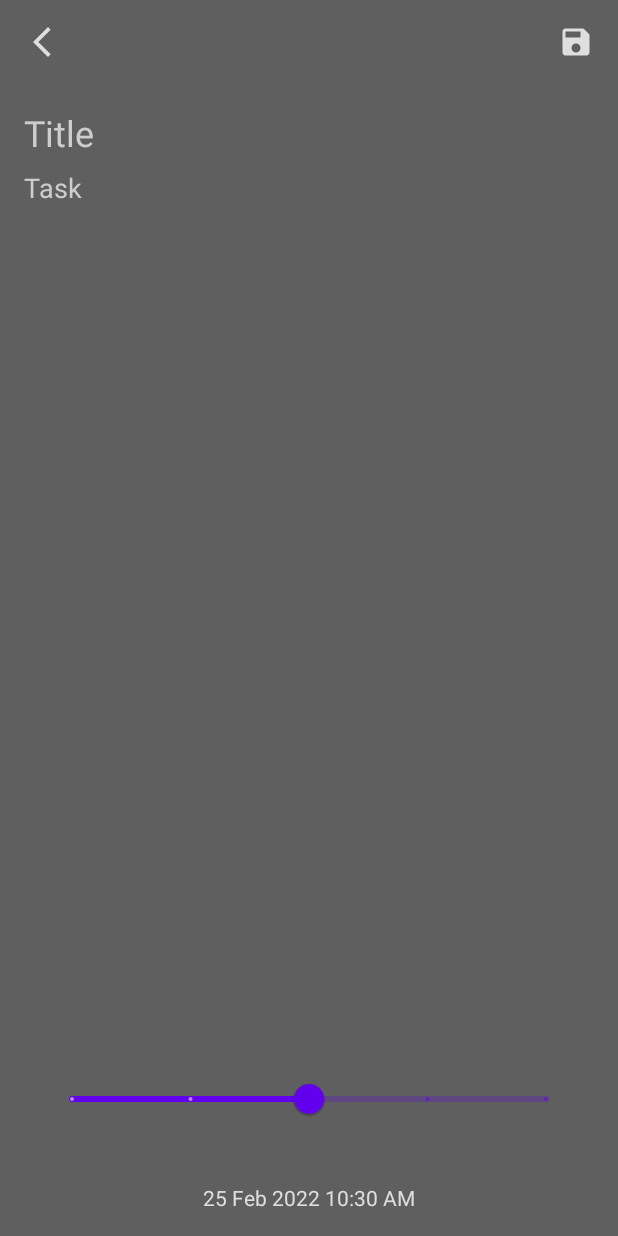
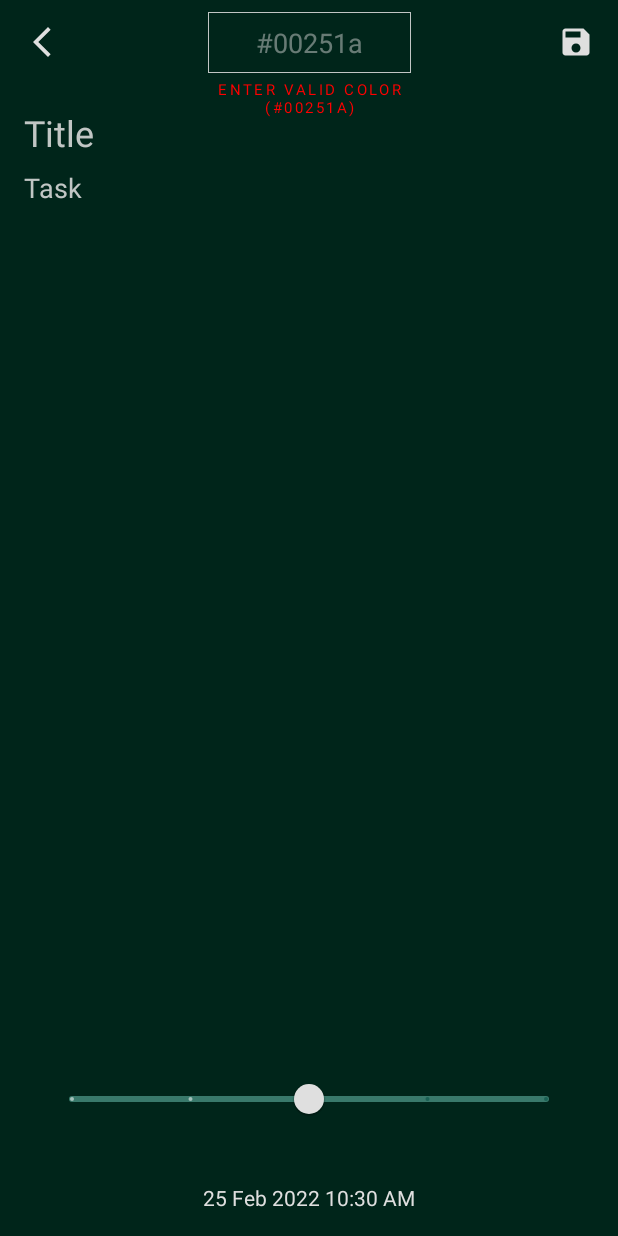
Before and after one commit to abhichauhan12/taskmanager, an Android app: the AddTask screen opened through its navigation route, after a tap on an icon or button, on a phone screen of 412 x 824 dp. Run offline under Robolectric (Android 15) with nearby library versions, the phone set to English and light mode, and no system bars; our stand-ins replace data binding.

Commit message:
color of task now can be user customised

```diff
--- a/app/src/main/java/com/example/taskmanager/ui/Task/TaskAdapter.kt
+++ b/app/src/main/java/com/example/taskmanager/ui/Task/TaskAdapter.kt
@@ -12,7 +12,7 @@ import com.example.taskmanager.databinding.ItemTaskBinding
 class TaskAdapter(
     private val inflater: LayoutInflater,
     private val onItemClick :(Task) -> Unit,
-    private val onCheckBoxClick:(Int) -> Unit
+    private val onItemSelected:(Int) -> Unit
 
 ) : ListAdapter<Task,TaskAdapter.TaskViewHolder >(DiffUtilCallback) {
 
@@ -34,12 +34,16 @@ class TaskAdapter(
         fun bind(task: Task) {
             binding.taskItems = task
             binding.executePendingBindings()
+
         }
 
         init {
             binding.itemContainer.setOnClickListener {
                 val task: Task = binding.taskItems!!
                 onItemClick(task)
+            }
+            binding.checkbox.setOnCheckedChangeListener { compoundButton, b ->
+                onItemSelected(binding.taskItems!!.id!!)
             }
         }
 
@@ -55,13 +59,7 @@ class TaskAdapter(
         holder.bind(task = task)
 
 
-        holder.binding.checkbox.apply {
-            setOnClickListener {
-                onCheckBoxClick(position)
-            }
-            isChecked = task.check
 
-        }
 
     }
 }
--- a/app/src/main/java/com/example/taskmanager/ui/Task/TaskFragmnet.kt
+++ b/app/src/main/java/com/example/taskmanager/ui/Task/TaskFragmnet.kt
@@ -8,11 +8,14 @@ import androidx.fragment.app.Fragment
 import androidx.lifecycle.ViewModelProvider
 import androidx.lifecycle.lifecycleScope
 import androidx.navigation.fragment.findNavController
+import androidx.recyclerview.widget.GridLayoutManager
 import androidx.recyclerview.widget.LinearLayoutManager
 import com.example.taskmanager.R
 import com.example.taskmanager.data.entities.Task
 import com.example.taskmanager.databinding.FragmentTaskBinding
 import com.example.taskmanager.domain.repo.TaskRepository
+import com.example.taskmanager.ui.HomeActivity
+import com.example.taskmanager.utils.TaskConstants.COLOR_DEFAULT
 import kotlinx.coroutines.flow.collect
 import kotlinx.coroutines.launch
 
@@ -29,8 +32,8 @@ class TaskFragmnet : Fragment(R.layout.fragment_task) {
                     putParcelable("task", it)
                 })
             },
-            onCheckBoxClick = { position ->
-                taskViewModel.delete(position)
+             onItemSelected = { id ->
+                taskViewModel.updateItemToBeDeleted(id)
             }
         )
 
@@ -42,6 +45,7 @@ class TaskFragmnet : Fragment(R.layout.fragment_task) {
         binding = FragmentTaskBinding.bind(view)
         binding.lifecycleOwner = this
 
+        (activity as HomeActivity).window.statusBarColor = COLOR_DEFAULT
 
         taskViewModel = ViewModelProvider(
             this,
@@ -50,7 +54,8 @@ class TaskFragmnet : Fragment(R.layout.fragment_task) {
 
         binding.taskRecyclerView.apply {
             adapter = taskAdapter
-            layoutManager = LinearLayoutManager(requireContext())
+            layoutManager = GridLayoutManager(requireContext(),2)
+//            layoutManager = LinearLayoutManager(requireContext())
 
         }
 
@@ -73,14 +78,18 @@ class TaskFragmnet : Fragment(R.layout.fragment_task) {
         }
 
         lifecycleScope.launch {
-            taskViewModel.showTasks().collect {
-                if (it.isNotEmpty()) {
+            taskViewModel.tasks.collect {
                     taskAdapter.submitList(it)
+                if (it.isNullOrEmpty()){
+                    binding.emptyListText.visibility = View.VISIBLE
+                }else{
+                    binding.emptyListText.visibility = View.INVISIBLE
                 }
             }
-            binding.deleteTask.setOnClickListener {
-                Toast.makeText(requireContext(), "delete text", Toast.LENGTH_SHORT).show()
-            }
+        }
+
+        binding.deleteTask.setOnClickListener {
+            taskViewModel.delete()
         }
 
     }
--- a/app/src/main/java/com/example/taskmanager/ui/Task/TaskViewModel.kt
+++ b/app/src/main/java/com/example/taskmanager/ui/Task/TaskViewModel.kt
@@ -19,9 +19,12 @@ class TaskViewModel(
     private val showCompleted = MutableStateFlow(false)
     private val showPriority = MutableStateFlow(false)
     private val showDeadline = MutableStateFlow(false)
+    private val allTasks = taskRepository.getTasks()
+
+    private val itemToBeDeleted : HashSet<Int> = HashSet()
 
 
-  val tasks = combine(showCompleted,showPriority,showDeadline){showCompleted ,showPriority,showDeadline->
+  val tasks = combine(showCompleted,showPriority,showDeadline,allTasks){showCompleted ,showPriority,showDeadline,allTasks->
         when{
             showDeadline && showPriority ->taskRepository.getCompletedPriorityDeadlineTask(showCompleted=showCompleted)
             showDeadline -> taskRepository.getDeadlineSort(showCompleted)
@@ -53,10 +56,21 @@ class TaskViewModel(
 
     fun showTasks()=taskRepository.getTasks()
 
-    fun delete(id : Int){
+    fun delete(){
         viewModelScope.launch {
-            taskRepository.deleteTask(id = id)
+            itemToBeDeleted.forEach {
+                taskRepository.deleteTask(id = it)
+            }
         }
+    }
+
+    fun updateItemToBeDeleted(id: Int){
+        if (itemToBeDeleted.contains(id)){
+            itemToBeDeleted.remove(id)
+        }else{
+            itemToBeDeleted.add(id)
+        }
+
     }
 
 
--- a/app/src/main/java/com/example/taskmanager/ui/add/AddTask.kt
+++ b/app/src/main/java/com/example/taskmanager/ui/add/AddTask.kt
@@ -1,8 +1,10 @@
 package com.example.taskmanager.ui.add
 
+import android.graphics.Color
 import android.os.Bundle
 import android.view.View
 import android.widget.Toast
+import androidx.core.widget.addTextChangedListener
 import androidx.fragment.app.Fragment
 import androidx.lifecycle.ViewModelProvider
 import androidx.navigation.findNavController
@@ -11,8 +13,11 @@ import com.example.taskmanager.R
 import com.example.taskmanager.data.entities.Task
 import com.example.taskmanager.databinding.FragmentAddTaskBinding
 import com.example.taskmanager.domain.repo.TaskRepository
+import com.example.taskmanager.ui.HomeActivity
 import com.example.taskmanager.utils.TaskConstants
+import com.example.taskmanager.utils.TaskConstants.INVALID_COLOR
 import com.example.taskmanager.utils.getFormattedTime
+import com.example.taskmanager.utils.getParsedColor
 
 class AddTask : Fragment(R.layout.fragment_add_task) {
 
@@ -29,12 +34,22 @@ class AddTask : Fragment(R.layout.fragment_add_task) {
             AddTaskViewModel.Factor(taskRepository = TaskRepository.getInstance(requireContext()))
         )[AddTaskViewModel::class.java]
 
+        binding.colorEdittext.addTextChangedListener {
+            val color = it?.toString()?:return@addTextChangedListener
+            val parsedColor = getParsedColor(color)
+            binding.invaildColorText.visibility = if (parsedColor == INVALID_COLOR) View.VISIBLE else View.GONE
+        }
+
         val task :Task? = arguments?.getParcelable("task")
         if (task != null){
             binding.title.setText(task.title)
             binding.task.setText(task.task)
             binding.time.setText(getFormattedTime(if(task.time.isNotBlank()) task.time.toLong() else 0))
             binding.priority.value = task.priority.toFloat()
+            binding.colorEdittext.setText("#00251a")
+            binding.addTaskContainer.setBackgroundColor(task.taskColor)
+            (activity as HomeActivity).window.statusBarColor = task.taskColor
+
         }else{
             binding.time.setText(getFormattedTime(System.currentTimeMillis()))
         }
@@ -50,12 +65,19 @@ class AddTask : Fragment(R.layout.fragment_add_task) {
     }
 
     private fun saveDataAndGoback() {
+        val color = binding.colorEdittext.text.toString()
         val taskTitle = binding.title.text.toString()
         val taskSubtitle = binding.task.text.toString()
         val task :Task? = arguments?.getParcelable("task")
 
-
-
+        val parsedColor = getParsedColor(color)
+        if (parsedColor == INVALID_COLOR){
+            binding.invaildColorText.visibility = View.VISIBLE
+            Toast.makeText(requireContext(), "Enter Valid Color", Toast.LENGTH_SHORT).show()
+            return
+        }else{
+            binding.invaildColorText.visibility = View.GONE
+        }
 
         if (taskTitle.isNotBlank() && taskSubtitle.isNotBlank()){
             if (task == null){
@@ -63,7 +85,7 @@ class AddTask : Fragment(R.layout.fragment_add_task) {
                     title = binding.title.text.toString(),
                     task = binding.task.text.toString(),
                     priority = binding.priority.value.toInt(),
-                    taskColor = TaskConstants.COLOR_DEFAULT,
+                    taskColor = parsedColor,
                     time = System.currentTimeMillis().toString(),
                     deadline = TaskConstants.DEADLINE_DEFAULT,
                     completed = false
@@ -78,7 +100,7 @@ class AddTask : Fragment(R.layout.fragment_add_task) {
                     title = binding.title.text.toString(),
                     task = binding.task.text.toString(),
                     priority = binding.priority.value.toInt(),
-                    taskColor = task.taskColor,
+                    taskColor = parsedColor,
                     time = task.time,
                     deadline = task.deadline,
                     completed = task.completed
--- a/app/src/main/java/com/example/taskmanager/utils/Constants.kt
+++ b/app/src/main/java/com/example/taskmanager/utils/Constants.kt
@@ -1,10 +1,26 @@
 package com.example.taskmanager.utils
 
 import android.graphics.Color
+import android.util.Log
+import com.example.taskmanager.utils.TaskConstants.INVALID_COLOR
+import java.lang.Exception
+import java.util.regex.Pattern
 
 object TaskConstants{
     const val  PRIORITY_DEFAULT = 3
-    val  COLOR_DEFAULT = Color.parseColor("#03A9F4")
+    val  COLOR_DEFAULT = Color.parseColor("#00251a")
     val DEADLINE_DEFAULT = " "
+    const val INVALID_COLOR = -1
 
 }
+
+fun getParsedColor(color : String) : Int {
+    val regex = Pattern.compile("[$&+,:;=\\\\?@|/'<>.^*()%!-]");
+    if (color.isBlank() || color.first() != '#' || color.length != 7 || regex.matcher(color).find()) return INVALID_COLOR
+    return try {
+        Color.parseColor(color)
+    }catch (e:Exception){
+        INVALID_COLOR
+    }
+
+}
--- /dev/null
+++ b/app/src/main/res/drawable/color_edittext_background.xml
@@ -0,0 +1,7 @@
+<?xml version="1.0" encoding="utf-8"?>
+<shape xmlns:android="http://schemas.android.com/apk/res/android"
+    android:shape="rectangle"
+    >
+    <stroke android:color="#dddfdfdf" android:width="0.5dp"/>
+
+</shape>
--- a/app/src/main/res/drawable/ic_add.xml
+++ b/app/src/main/res/drawable/ic_add.xml
@@ -1,4 +1,4 @@
-<vector android:height="24dp" android:tint="#FFFFFF"
+<vector android:height="24dp" android:tint="#dfdfdf"
     android:viewportHeight="24" android:viewportWidth="24"
     android:width="24dp" xmlns:android="http://schemas.android.com/apk/res/android">
     <path android:fillColor="@android:color/white" android:pathData="M19,13h-6v6h-2v-6H5v-2h6V5h2v6h6v2z"/>
--- a/app/src/main/res/drawable/ic_back.xml
+++ b/app/src/main/res/drawable/ic_back.xml
@@ -1,4 +1,4 @@
-<vector android:height="24dp" android:tint="#FFFFFF"
+<vector android:height="24dp" android:tint="#dfdfdf"
     android:viewportHeight="24" android:viewportWidth="24"
     android:width="24dp" xmlns:android="http://schemas.android.com/apk/res/android">
     <path android:fillColor="@android:color/white" android:pathData="M17.77,3.77l-1.77,-1.77l-10,10l10,10l1.77,-1.77l-8.23,-8.23z"/>
--- a/app/src/main/res/layout/fragment_add_task.xml
+++ b/app/src/main/res/layout/fragment_add_task.xml
@@ -11,8 +11,10 @@
     <androidx.constraintlayout.widget.ConstraintLayout
         android:layout_width="match_parent"
         android:layout_height="match_parent"
-        android:background="#dd474747"
-        tools:context=".ui.add.AddTask">
+        android:background="@color/teal_dark"
+        tools:context=".ui.add.AddTask"
+        android:id="@+id/add_task_container"
+        >
 
         <ImageView
             android:id="@+id/back_button"
@@ -101,7 +103,7 @@
             app:layout_constraintEnd_toEndOf="parent"
             app:layout_constraintBottom_toBottomOf="parent"
             android:id="@+id/time"
-            tools:text="12344555"
+            tools:text="01 Jan 1970 10:10 AM"
             android:textColor="#dfdfdf"
             android:layout_marginBottom="16dp"
 
@@ -119,8 +121,40 @@
             android:value="3"
             android:valueFrom="1"
             android:valueTo="5"
+            app:thumbColor="#dfdfdf"
+            app:trackColor="@color/teal_light"
             />
 
+        <EditText
+            android:layout_width="wrap_content"
+            android:layout_height="wrap_content"
+            app:layout_constraintEnd_toStartOf="@id/save_button"
+            app:layout_constraintStart_toEndOf="@id/back_button"
+            app:layout_constraintTop_toTopOf="@id/back_button"
+            app:layout_constraintBottom_toBottomOf="@id/back_button"
+            android:id="@+id/color_edittext"
+            android:hint="@string/_00251a"
+            android:textColor="#dfdfdf"
+            android:textColorHint="#77dfdfdf"
+            android:background="@drawable/color_edittext_background"
+            android:paddingHorizontal="32dp"
+            android:paddingVertical="8dp"
+            />
+
+        <TextView
+            android:layout_width="0dp"
+            android:layout_height="wrap_content"
+            app:layout_constraintStart_toStartOf="@id/color_edittext"
+            app:layout_constraintEnd_toEndOf="@id/color_edittext"
+            app:layout_constraintTop_toBottomOf="@id/color_edittext"
+            android:text="@string/enter_valid_color_n_00251a"
+            android:textColor="#FF0000"
+            android:textAppearance="?textAppearanceOverline"
+            android:layout_marginTop="4dp"
+            android:gravity="center"
+            android:visibility="gone"
+            android:id="@+id/invaild_color_text"
+            />
 
     </androidx.constraintlayout.widget.ConstraintLayout>
 </layout>
--- a/app/src/main/res/values/colors.xml
+++ b/app/src/main/res/values/colors.xml
@@ -7,4 +7,10 @@
     <color name="teal_700">#FF018786</color>
     <color name="black">#FF000000</color>
     <color name="white">#FFFFFFFF</color>
+
+
+    <color name="teal_dark">#00251a</color>
+    <color name="teal_light">#39796b</color>
+    <color name="teal">#004d40</color>
+
 </resources>
--- a/app/src/main/res/values/strings.xml
+++ b/app/src/main/res/values/strings.xml
@@ -8,4 +8,7 @@
     <string name="date">date</string>
     <string name="title">Title</string>
     <string name="task">Task</string>
+    <string name="color">Color</string>
+    <string name="enter_valid_color_n_00251a">Enter Valid Color\n(#00251a)</string>
+    <string name="_00251a">#00251a</string>
 </resources>
--- a/app/src/main/res/values/themes.xml
+++ b/app/src/main/res/values/themes.xml
@@ -2,9 +2,9 @@
     <!-- Base application theme. -->
     <style name="Theme.TaskManager" parent="Theme.MaterialComponents.DayNight.NoActionBar">
         <!-- Primary brand color. -->
-        <item name="colorPrimary">@color/purple_500</item>
-        <item name="colorPrimaryDark">@color/purple_700</item>
-        <item name="colorAccent">@color/teal_200</item>
+        <item name="colorPrimary">@color/teal</item>
+        <item name="colorPrimaryDark">@color/teal_dark</item>
+        <item name="colorAccent">@color/teal_light</item>
         <!-- Customize your theme here. -->
     </style>
 </resources>
```
Also changed, not shown: app/src/main/res/layout/fragment_task.xml (+21 -3 lines), 1 other file.
